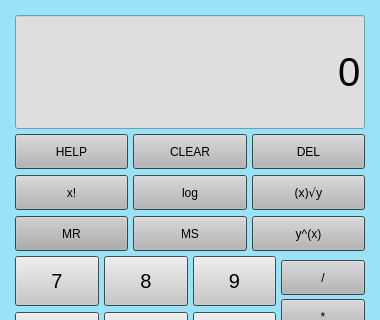
hungdojan/IVS_Kalkulacka, file src/gui/mainwindow.ui: the form before one commit; both pictures show x 0 to 380 and y 0 to 320 of the 380 by 500 pixel window.
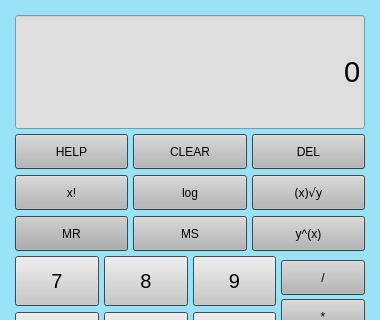
The form after the commit.

Commit message: Max digits and decimal problems fixing

The edit to the form file:
```diff
--- a/src/gui/mainwindow.ui
+++ b/src/gui/mainwindow.ui
@@ -399,7 +399,7 @@
        </property>
        <property name="font">
         <font>
-         <pointsize>30</pointsize>
+         <pointsize>22</pointsize>
         </font>
        </property>
        <property name="focusPolicy">
```
The commit also changes 2 other files.
